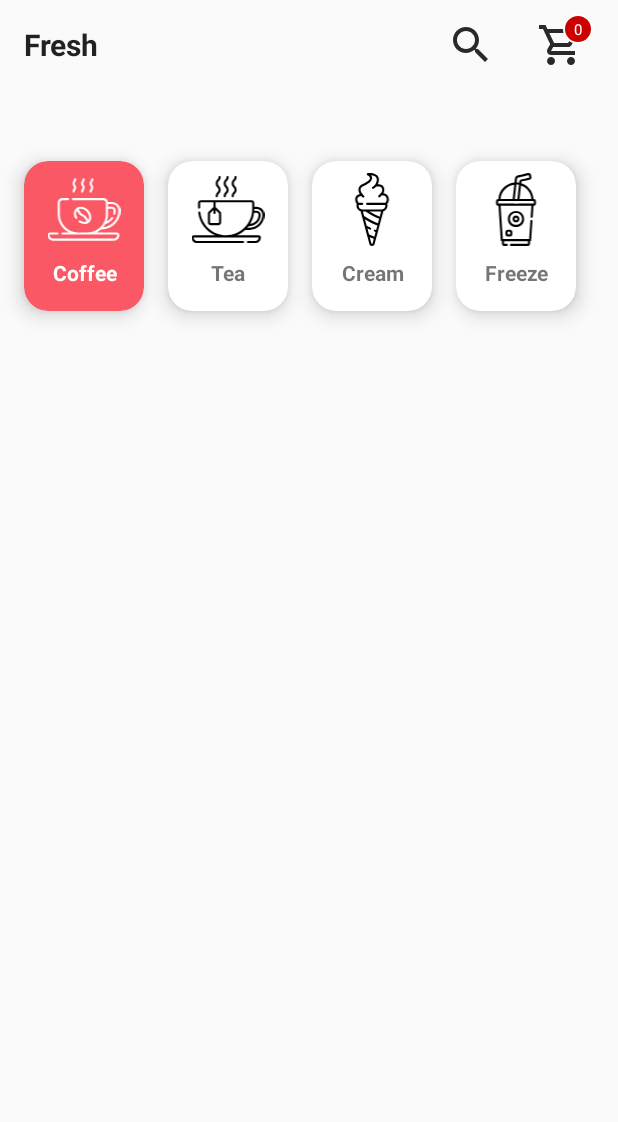
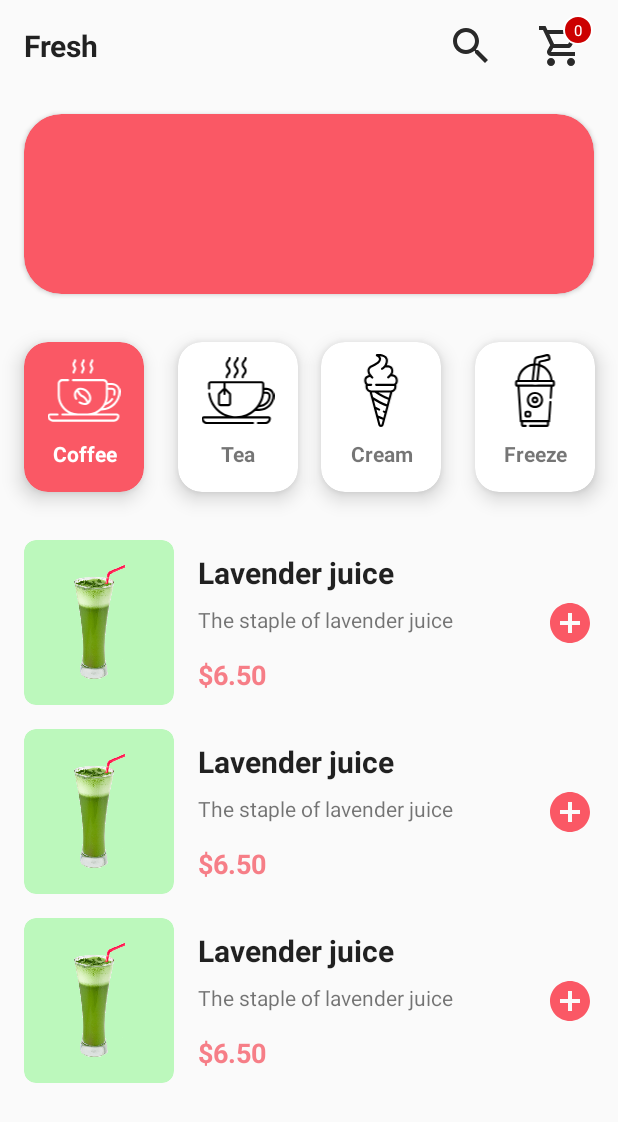
Before and after one commit to omarzer0/Fresh, an Android app: the layout fragment_home.xml on its own in the app's theme, with its tools: preview values and no code run, on a phone screen of 412 x 824 dp. Shown: the top 1122 px of the screen. Run offline under Robolectric (Android 15) with nearby library versions, the phone set to English and light mode, and no system bars.

Commit message:
completing the layout

```diff
--- a/app/src/main/java/omar/az/fresh/HomeFragment.kt
+++ b/app/src/main/java/omar/az/fresh/HomeFragment.kt
@@ -10,4 +10,7 @@ class HomeFragment : Fragment(R.layout.fragment_home) {
         super.onViewCreated(view, savedInstanceState)
 
     }
+
+    //fragmentManager?.beginTransaction()?.replace(R.id.mainActivityFrameContainer, ProductDetailsFragment())
+//                ?.addToBackStack("f")?.commit()
 }
--- /dev/null
+++ b/app/src/main/java/omar/az/fresh/ProductDetailsFragment.kt
@@ -0,0 +1,6 @@
+package omar.az.fresh
+
+import androidx.fragment.app.Fragment
+
+class ProductDetailsFragment : Fragment(R.layout.fragment_product_details) {
+}
--- /dev/null
+++ b/app/src/main/java/omar/az/fresh/ShoppingCartFragment.kt
@@ -0,0 +1,6 @@
+package omar.az.fresh
+
+import androidx.fragment.app.Fragment
+
+class ShoppingCartFragment : Fragment(R.layout.fragment_shopping_cart) {
+}
--- /dev/null
+++ b/app/src/main/res/drawable-v24/quantity_button_shape_vertical.xml
@@ -0,0 +1,9 @@
+<?xml version="1.0" encoding="utf-8"?>
+<shape xmlns:android="http://schemas.android.com/apk/res/android"
+    android:shape="rectangle">
+    <stroke
+        android:width="2dp"
+        android:color="#e0e0e0" />
+    <corners android:radius="25dp" />
+
+</shape>
--- /dev/null
+++ b/app/src/main/res/drawable/cart_button_shape.xml
@@ -0,0 +1,8 @@
+<?xml version="1.0" encoding="utf-8"?>
+<shape xmlns:android="http://schemas.android.com/apk/res/android"
+    android:shape="rectangle">
+
+    <corners android:radius="8dp" />
+    <solid android:color="@color/mainColor"/>
+
+</shape>
--- /dev/null
+++ b/app/src/main/res/drawable/ic_add_circle.xml
@@ -0,0 +1,10 @@
+<vector xmlns:android="http://schemas.android.com/apk/res/android"
+    android:width="24dp"
+    android:height="24dp"
+    android:tint="@color/mainColor"
+    android:viewportWidth="24"
+    android:viewportHeight="24">
+    <path
+        android:fillColor="@android:color/white"
+        android:pathData="M12,2C6.48,2 2,6.48 2,12s4.48,10 10,10 10,-4.48 10,-10S17.52,2 12,2zM17,13h-4v4h-2v-4L7,13v-2h4L11,7h2v4h4v2z" />
+</vector>
--- a/app/src/main/res/layout/fragment_home.xml
+++ b/app/src/main/res/layout/fragment_home.xml
@@ -2,18 +2,29 @@
 <androidx.constraintlayout.widget.ConstraintLayout xmlns:android="http://schemas.android.com/apk/res/android"
     xmlns:app="http://schemas.android.com/apk/res-auto"
     android:layout_width="match_parent"
+    xmlns:tools="http://schemas.android.com/tools"
     android:layout_height="match_parent">
+
+
+    <androidx.constraintlayout.widget.ConstraintLayout
+        android:id="@+id/constraintLayout"
+        android:layout_width="match_parent"
+        android:layout_height="60dp"
+        app:layout_constraintEnd_toEndOf="parent"
+        app:layout_constraintStart_toStartOf="parent"
+        app:layout_constraintTop_toTopOf="parent">
+
 
         <TextView
             android:id="@+id/textView"
             android:layout_width="wrap_content"
             android:layout_height="wrap_content"
             android:layout_marginStart="16dp"
-        android:layout_marginTop="16dp"
             android:text="@string/app_name"
             android:textColor="@color/textDarkPrimary"
             android:textSize="20sp"
             android:textStyle="bold"
+            app:layout_constraintBottom_toBottomOf="parent"
             app:layout_constraintStart_toStartOf="parent"
             app:layout_constraintTop_toTopOf="parent" />
 
@@ -36,7 +47,7 @@
                 android:src="@drawable/ic_shopping_cart" />
 
             <TextView
-            android:id="@+id/cart_badge"
+                android:id="@+id/cartBadge"
                 android:layout_width="20dp"
                 android:layout_height="20dp"
                 android:layout_gravity="end|top"
@@ -51,7 +62,7 @@
         </FrameLayout>
 
         <ImageView
-        android:id="@+id/imageView"
+            android:id="@+id/searchImg"
             android:layout_width="wrap_content"
             android:layout_height="wrap_content"
             android:layout_marginEnd="16dp"
@@ -59,18 +70,35 @@
             app:layout_constraintBottom_toBottomOf="@+id/textView"
             app:layout_constraintEnd_toStartOf="@+id/shoppingCartImg"
             app:layout_constraintTop_toTopOf="@+id/textView" />
+    </androidx.constraintlayout.widget.ConstraintLayout>
+
+
+    <androidx.cardview.widget.CardView
+        android:id="@+id/cardView"
+        android:layout_width="match_parent"
+        android:layout_height="120dp"
+        android:layout_margin="16dp"
+        app:cardBackgroundColor="@color/mainColor"
+        app:cardCornerRadius="25dp"
+        app:layout_constraintEnd_toEndOf="parent"
+        app:layout_constraintStart_toStartOf="parent"
+        app:layout_constraintTop_toBottomOf="@+id/constraintLayout" />
 
 
     <androidx.cardview.widget.CardView
         android:id="@+id/coffeeCardView"
         android:layout_width="80dp"
         android:layout_height="100dp"
+        android:layout_marginTop="32dp"
+        android:layout_marginEnd="8dp"
         app:cardCornerRadius="16dp"
         app:cardElevation="8dp"
+        android:backgroundTint="@color/mainColor"
         app:cardUseCompatPadding="false"
-        android:backgroundTint="@color/mainColor"
-        app:layout_constraintStart_toStartOf="@+id/textView"
-        app:layout_constraintTop_toTopOf="@+id/guideline">
+        app:layout_constraintEnd_toStartOf="@+id/guideline2"
+        app:layout_constraintStart_toStartOf="@+id/cardView"
+        app:layout_constraintTop_toBottomOf="@+id/cardView"
+        app:layout_constraintVertical_bias="0.0">
 
         <androidx.constraintlayout.widget.ConstraintLayout
             android:layout_width="match_parent"
@@ -81,8 +109,8 @@
                 android:layout_width="match_parent"
                 android:layout_height="0dp"
                 android:layout_margin="8dp"
+                android:backgroundTint="@color/mainColor"
                 android:src="@drawable/ic_coffee_mug_white"
-                android:backgroundTint="@color/mainColor"
                 app:layout_constraintBottom_toTopOf="@+id/coffeeTv"
                 app:layout_constraintEnd_toEndOf="parent"
                 app:layout_constraintStart_toStartOf="parent"
@@ -113,9 +141,11 @@
         app:cardCornerRadius="16dp"
         app:cardElevation="8dp"
         app:cardUseCompatPadding="false"
-        android:layout_marginStart="16dp"
-        app:layout_constraintStart_toEndOf="@+id/coffeeCardView"
-        app:layout_constraintTop_toTopOf="@+id/guideline">
+        android:layout_marginStart="8dp"
+        app:layout_constraintBottom_toBottomOf="@+id/coffeeCardView"
+        app:layout_constraintEnd_toStartOf="@+id/guideline3"
+        app:layout_constraintStart_toStartOf="@+id/guideline2"
+        app:layout_constraintTop_toTopOf="@+id/coffeeCardView">
 
         <androidx.constraintlayout.widget.ConstraintLayout
             android:layout_width="match_parent"
@@ -156,10 +186,12 @@
         android:layout_height="100dp"
         app:cardCornerRadius="16dp"
         app:cardElevation="8dp"
-        android:layout_marginStart="16dp"
         app:cardUseCompatPadding="false"
-        app:layout_constraintStart_toEndOf="@+id/teaCardView"
-        app:layout_constraintTop_toTopOf="@+id/guideline">
+        android:layout_marginEnd="8dp"
+        app:layout_constraintBottom_toBottomOf="@+id/teaCardView"
+        app:layout_constraintEnd_toStartOf="@+id/guideline5"
+        app:layout_constraintStart_toStartOf="@+id/guideline3"
+        app:layout_constraintTop_toTopOf="@+id/teaCardView">
 
         <androidx.constraintlayout.widget.ConstraintLayout
             android:layout_width="match_parent"
@@ -201,9 +233,11 @@
         app:cardCornerRadius="16dp"
         app:cardElevation="8dp"
         app:cardUseCompatPadding="false"
-        android:layout_marginStart="16dp"
-        app:layout_constraintStart_toEndOf="@+id/creamCardView"
-        app:layout_constraintTop_toTopOf="@+id/guideline">
+        android:layout_marginStart="8dp"
+        app:layout_constraintBottom_toBottomOf="@+id/creamCardView"
+        app:layout_constraintEnd_toEndOf="@+id/cardView"
+        app:layout_constraintStart_toStartOf="@+id/guideline5"
+        app:layout_constraintTop_toTopOf="@+id/creamCardView">
 
         <androidx.constraintlayout.widget.ConstraintLayout
             android:layout_width="match_parent"
@@ -237,11 +271,36 @@
         </androidx.constraintlayout.widget.ConstraintLayout>
     </androidx.cardview.widget.CardView>
 
+
     <androidx.constraintlayout.widget.Guideline
-        android:id="@+id/guideline"
+        android:id="@+id/guideline2"
         android:layout_width="wrap_content"
         android:layout_height="wrap_content"
-        android:orientation="horizontal"
-        app:layout_constraintGuide_percent="0.13" />
+        android:orientation="vertical"
+        app:layout_constraintGuide_percent="0.25" />
+
+    <androidx.constraintlayout.widget.Guideline
+        android:id="@+id/guideline3"
+        android:layout_width="wrap_content"
+        android:layout_height="wrap_content"
+        android:orientation="vertical"
+        app:layout_constraintGuide_percent="0.5" />
+
+    <androidx.constraintlayout.widget.Guideline
+        android:id="@+id/guideline5"
+        android:layout_width="wrap_content"
+        android:layout_height="wrap_content"
+        android:orientation="vertical"
+        app:layout_constraintGuide_percent="0.75" />
+
+    <androidx.recyclerview.widget.RecyclerView
+        android:layout_width="match_parent"
+        android:layout_height="0dp"
+        android:layout_marginTop="16dp"
+        app:layout_constraintBottom_toBottomOf="parent"
+        app:layout_constraintEnd_toEndOf="parent"
+        app:layout_constraintStart_toStartOf="parent"
+        app:layout_constraintTop_toBottomOf="@+id/teaCardView"
+        tools:listitem="@layout/product_item" />
 
 </androidx.constraintlayout.widget.ConstraintLayout>
--- a/app/src/main/res/layout/fragment_shopping_cart.xml
+++ b/app/src/main/res/layout/fragment_shopping_cart.xml
@@ -1,6 +1,53 @@
 <?xml version="1.0" encoding="utf-8"?>
-<androidx.constraintlayout.widget.ConstraintLayout
-    xmlns:android="http://schemas.android.com/apk/res/android" android:layout_width="match_parent"
+<androidx.constraintlayout.widget.ConstraintLayout xmlns:android="http://schemas.android.com/apk/res/android"
+    xmlns:app="http://schemas.android.com/apk/res-auto"
+    xmlns:tools="http://schemas.android.com/tools"
+    android:layout_width="match_parent"
     android:layout_height="match_parent">
 
+    <androidx.constraintlayout.widget.ConstraintLayout
+        android:id="@+id/constraintLayout2"
+        android:layout_width="match_parent"
+        android:layout_height="?attr/actionBarSize"
+        app:layout_constraintEnd_toEndOf="parent"
+        app:layout_constraintStart_toStartOf="parent"
+        app:layout_constraintTop_toTopOf="parent">
+
+        <TextView
+            android:layout_width="wrap_content"
+            android:layout_height="wrap_content"
+            android:layout_marginStart="16dp"
+            android:text="@string/shopping_cart"
+            android:textColor="@color/textDarkPrimary"
+            android:textSize="20sp"
+            android:textStyle="bold"
+            app:layout_constraintBottom_toBottomOf="parent"
+            app:layout_constraintStart_toStartOf="parent"
+            app:layout_constraintTop_toTopOf="parent" />
+
+    </androidx.constraintlayout.widget.ConstraintLayout>
+
+
+    <androidx.recyclerview.widget.RecyclerView
+        android:layout_width="match_parent"
+        android:layout_height="0dp"
+        android:layout_marginBottom="8dp"
+        app:layout_constraintBottom_toTopOf="@+id/button"
+        app:layout_constraintTop_toBottomOf="@+id/constraintLayout2"
+        tools:listitem="@layout/product_item" />
+
+    <Button
+        android:id="@+id/button"
+        android:layout_width="match_parent"
+        android:layout_height="wrap_content"
+        android:layout_marginBottom="16dp"
+        android:text="@string/check_out"
+        android:textAllCaps="false"
+        app:layout_constraintBottom_toBottomOf="parent"
+        app:layout_constraintEnd_toEndOf="parent"
+        android:layout_marginStart="16dp"
+        android:layout_marginEnd="16dp"
+        android:textColor="@android:color/white"
+        android:background="@drawable/cart_button_shape"
+        app:layout_constraintStart_toStartOf="parent" />
 </androidx.constraintlayout.widget.ConstraintLayout>
--- /dev/null
+++ b/app/src/main/res/layout/product_item.xml
@@ -0,0 +1,136 @@
+<?xml version="1.0" encoding="utf-8"?>
+<androidx.constraintlayout.widget.ConstraintLayout xmlns:android="http://schemas.android.com/apk/res/android"
+    xmlns:app="http://schemas.android.com/apk/res-auto"
+    xmlns:tools="http://schemas.android.com/tools"
+    android:layout_width="match_parent"
+    android:layout_height="wrap_content"
+    android:layout_marginStart="16dp"
+    android:layout_marginTop="16dp"
+    android:layout_marginEnd="16dp">
+
+
+    <androidx.cardview.widget.CardView
+        android:id="@+id/productItemCardViewBackgroundCV"
+        android:layout_width="100dp"
+        android:layout_height="110dp"
+        app:cardBackgroundColor="#BCF8BC"
+        app:cardCornerRadius="8dp"
+        app:cardElevation="0dp"
+        app:layout_constraintStart_toStartOf="parent"
+        app:layout_constraintTop_toTopOf="parent">
+
+        <ImageView
+            android:id="@+id/productImageImg"
+            android:layout_width="match_parent"
+            android:layout_height="match_parent"
+            android:layout_margin="16dp"
+            android:scaleType="fitXY"
+            tools:src="@drawable/lavender" />
+
+    </androidx.cardview.widget.CardView>
+
+    <TextView
+        android:id="@+id/productNameTV"
+        android:layout_width="0dp"
+        android:layout_height="wrap_content"
+        android:layout_marginStart="16dp"
+        android:layout_marginTop="8dp"
+        android:layout_marginEnd="8dp"
+        android:textColor="@color/textDarkPrimary"
+        android:textSize="20sp"
+        android:textStyle="bold"
+        app:layout_constraintEnd_toStartOf="@+id/guideline"
+        app:layout_constraintHorizontal_bias="0"
+        app:layout_constraintStart_toEndOf="@+id/productItemCardViewBackgroundCV"
+        app:layout_constraintTop_toTopOf="@+id/productItemCardViewBackgroundCV"
+        tools:text="Lavender juice" />
+
+    <TextView
+        android:id="@+id/productDescriptionTV"
+        android:layout_width="wrap_content"
+        android:layout_height="wrap_content"
+        android:layout_marginTop="8dp"
+        android:textColor="@color/textDarkSecondary"
+        app:layout_constraintBottom_toTopOf="@+id/productPriceTV"
+        app:layout_constraintEnd_toEndOf="@+id/productNameTV"
+        app:layout_constraintHorizontal_bias="0"
+        app:layout_constraintStart_toStartOf="@+id/productNameTV"
+        app:layout_constraintTop_toBottomOf="@+id/productNameTV"
+        app:layout_constraintVertical_bias="0.0"
+        tools:text="The staple of lavender juice" />
+
+
+    <TextView
+        android:id="@+id/productPriceTV"
+        android:layout_width="wrap_content"
+        android:layout_height="wrap_content"
+        android:layout_marginBottom="8dp"
+        android:textColor="@color/secondaryColor"
+        android:textSize="18sp"
+        android:textStyle="bold"
+        app:layout_constraintBottom_toBottomOf="@+id/productItemCardViewBackgroundCV"
+        app:layout_constraintEnd_toEndOf="@+id/productNameTV"
+        app:layout_constraintHorizontal_bias="0"
+        app:layout_constraintStart_toStartOf="@+id/productNameTV"
+        tools:text="$6.50" />
+
+    <ImageView
+        android:id="@+id/productAddButton"
+        android:layout_width="32dp"
+        android:layout_height="32dp"
+        android:background="@drawable/ic_add_circle"
+        android:visibility="visible"
+        app:layout_constraintBottom_toBottomOf="parent"
+        app:layout_constraintEnd_toEndOf="parent"
+        app:layout_constraintTop_toTopOf="parent" />
+
+
+    <LinearLayout
+        android:id="@+id/productCartQuantityViewLL"
+        android:layout_width="32dp"
+        android:layout_height="80dp"
+        android:background="@drawable/quantity_button_shape_vertical"
+        android:orientation="vertical"
+        android:visibility="gone"
+        app:layout_constraintBottom_toBottomOf="parent"
+        app:layout_constraintEnd_toEndOf="parent"
+        app:layout_constraintTop_toTopOf="parent">
+
+        <Button
+            android:id="@+id/productCartIncreaseItemBtn"
+            android:layout_width="match_parent"
+            android:layout_height="0dp"
+            android:layout_weight="2"
+            android:background="@android:color/transparent"
+            android:text="@string/plus"
+            android:textColor="@android:color/darker_gray" />
+
+        <TextView
+            android:id="@+id/productCartItemsNumberTV"
+            android:layout_width="match_parent"
+            android:layout_height="wrap_content"
+            android:layout_weight="1"
+            android:gravity="center"
+            android:text="1"
+            android:textStyle="bold" />
+
+        <Button
+            android:id="@+id/productCartDecreaseItemBtn"
+            android:layout_width="match_parent"
+            android:layout_height="0dp"
+            android:layout_weight="2"
+            android:background="@android:color/transparent"
+            android:text="@string/minus"
+            android:textColor="@android:color/darker_gray"
+            android:textStyle="bold" />
+
+    </LinearLayout>
+
+    <androidx.constraintlayout.widget.Guideline
+        android:id="@+id/guideline"
+        android:layout_width="wrap_content"
+        android:layout_height="wrap_content"
+        android:orientation="vertical"
+        app:layout_constraintGuide_end="32dp" />
+
+</androidx.constraintlayout.widget.ConstraintLayout>
--- a/app/src/main/res/values/strings.xml
+++ b/app/src/main/res/values/strings.xml
@@ -1,9 +1,12 @@
 <resources>
     <string name="app_name">Fresh</string>
-    <string name="shopping_cart">Shopping cart</string>
+    <string name="shopping_cart">Shopping Cart</string>
     <string name="search">Search</string>
     <string name="coffee">Coffee</string>
     <string name="tea">Tea</string>
     <string name="cream">Cream</string>
     <string name="freeze">Freeze</string>
+    <string name="minus">-</string>
+    <string name="plus">+</string>
+    <string name="check_out">Check Out</string>
 </resources>
```
Also changed, not shown: app/src/main/res/drawable-v24/lavender.png (added). Lines whose indentation alone changed are shown as unchanged.
